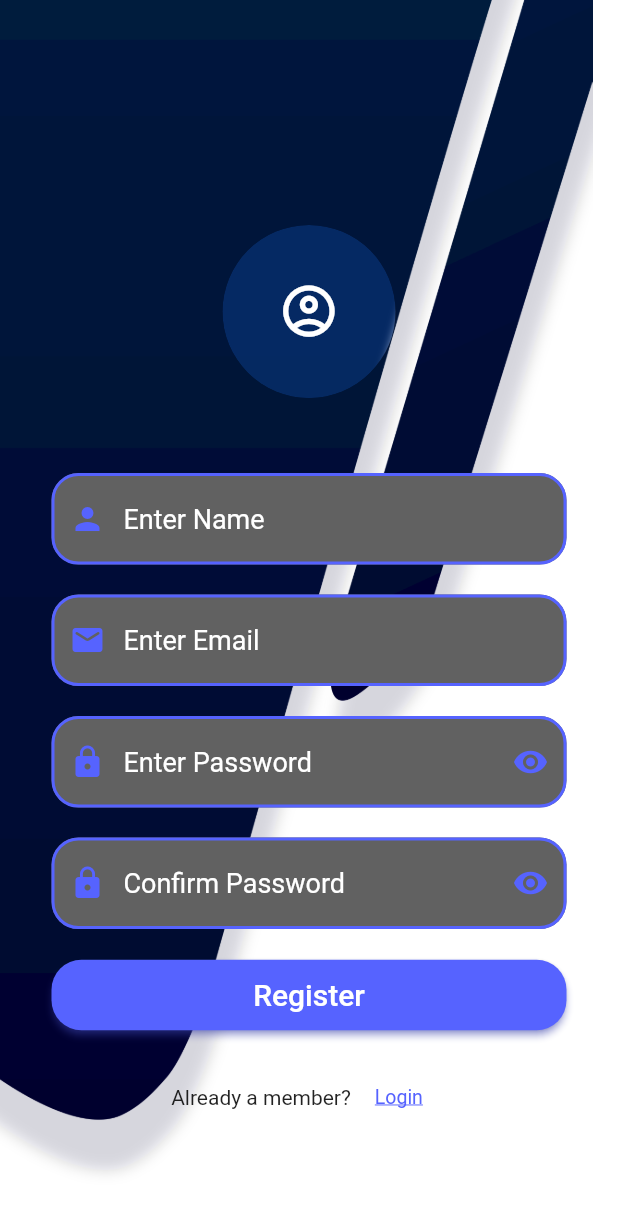
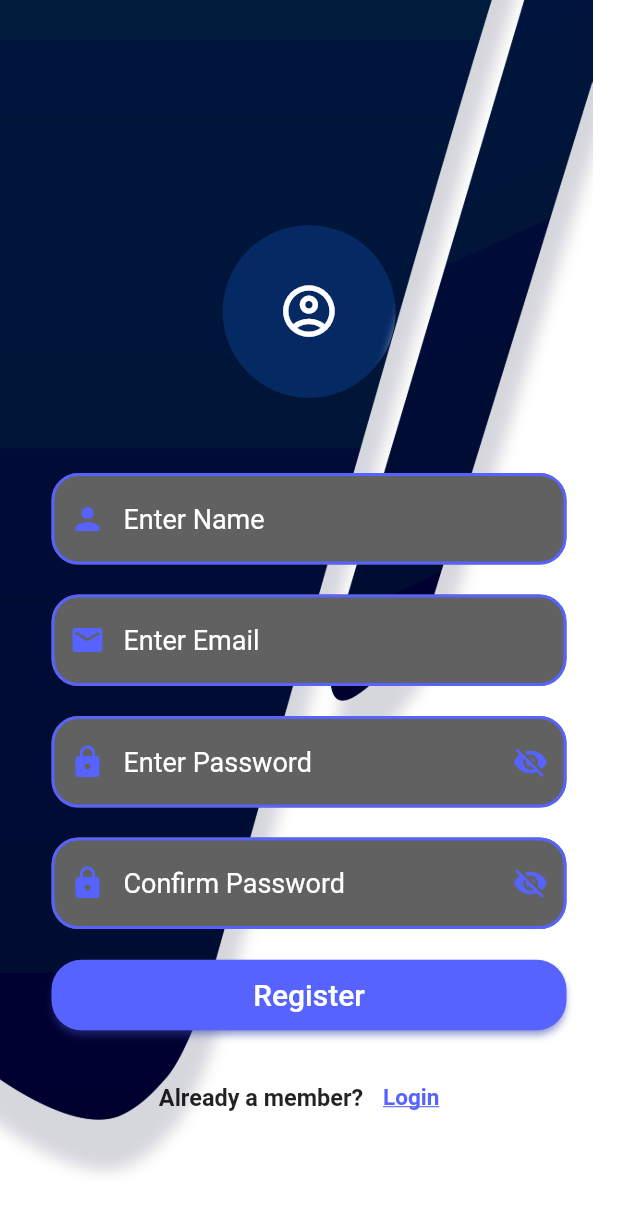
Before and after one commit to Guvi-CodeCamp-SRM/The-Vault-App, a Flutter app: the screen it shows after launch, after a tap on "Enter", after a tap on "Register", on a phone screen of 412 x 824 dp. Shown: the top 1213 px of the screen. Run offline on Flutter 3.47's test engine with Material 2 defaults, Android fonts, the phone set to English and light mode, and no system bars; our stand-ins replace dio, email_validator, file_picker, flutter_spinkit, fluttertoast, modal_progress_hud; missing offline and left inert: fab_circular_menu, flutter_pdfview; network calls fail.

Commit message:
responsive

```diff
--- a/lib/main.dart
+++ b/lib/main.dart
@@ -1,10 +1,11 @@
 import 'package:flutter/material.dart';
 import 'package:flutter/services.dart';
-import 'package:google_fonts/google_fonts.dart';
+//import 'package:google_fonts/google_fonts.dart';
 import 'package:storage_cloud/utilities/constants.dart';
 import 'screens/create-new-account.dart';
 import 'screens/loginScreen.dart';
 import 'utilities/forgot-password.dart';
+import 'widgets/size_config.dart';
 
 void main() {
   WidgetsFlutterBinding.ensureInitialized();
@@ -15,6 +16,11 @@ void main() {
 class MyApp extends StatelessWidget {
   @override
   Widget build(BuildContext context) {
+    return LayoutBuilder(
+      builder: (context, constraints) {
+        return OrientationBuilder(
+          builder: (context, orientation) {
+            SizeConfig().init(constraints);
             return MaterialApp(
               title: 'STORAGE',
               theme: ThemeData(
@@ -34,4 +40,8 @@ class MyApp extends StatelessWidget {
               debugShowCheckedModeBanner: false,
             );
           }
+        );
       }
+    );
+  }
+}
--- a/lib/models/user.dart
+++ b/lib/models/user.dart
@@ -1,4 +1,4 @@
-import 'dart:developer';
+//import 'dart:developer';
 
 import 'package:storage_cloud/services/networking.dart';
 
--- a/lib/screens/create-new-account.dart
+++ b/lib/screens/create-new-account.dart
@@ -6,6 +6,7 @@ import 'package:storage_cloud/models/user.dart';
 import 'package:storage_cloud/utilities/background.dart';
 import 'package:storage_cloud/utilities/constants.dart';
 import 'package:storage_cloud/widgets/inputTile.dart';
+import 'package:storage_cloud/widgets/size_config.dart';
 
 class CreateNewAccount extends StatefulWidget {
   @override
@@ -155,8 +156,8 @@ class _CreateNewAccountState extends State<CreateNewAccount> {
                             tileIcon: IconButton(
                                 icon: Icon(
                                     _isObscure
-                                        ? Icons.visibility
-                                        : Icons.visibility_off,
+                                        ? Icons.visibility_off
+                                        : Icons.visibility,
                                     color: kPrimaryColor),
                                 onPressed: () {
                                   setState(() {
@@ -185,8 +186,8 @@ class _CreateNewAccountState extends State<CreateNewAccount> {
                             tileIcon: IconButton(
                                 icon: Icon(
                                     _isObscureTwo
-                                        ? Icons.visibility
-                                        : Icons.visibility_off,
+                                        ? Icons.visibility_off
+                                        : Icons.visibility,
                                     color: kPrimaryColor),
                                 onPressed: () {
                                   setState(() {
@@ -275,17 +276,22 @@ class _CreateNewAccountState extends State<CreateNewAccount> {
                   Row(
                     mainAxisAlignment: MainAxisAlignment.center,
                     children: [
-                      Text('Already a member?'),
+                      Text('Already a member?',
+                          style: TextStyle(
+                              fontSize: 1.9 * SizeConfig.textMultiplier,
+                              fontWeight: FontWeight.w700)),
                       TextButton(
                         style: TextButton.styleFrom(
-                          textStyle: const TextStyle(fontSize: 13),
+                          textStyle: const TextStyle(
+                              fontSize: 15, fontWeight: FontWeight.w700),
                         ),
                         onPressed: () {
                           Navigator.of(context)
                               .popUntil(ModalRoute.withName("/"));
                         },
-                        child: const Text('Login',
+                        child: Text('Login',
                             style: TextStyle(
+                                fontWeight: FontWeight.w700,
                                 decoration: TextDecoration.underline,
                                 color: kPrimaryColor)),
                       ),
--- a/lib/screens/image.dart
+++ b/lib/screens/image.dart
@@ -4,10 +4,11 @@ import 'dart:io';
 // import 'package:image/image.dart' as Im;
 import 'package:flutter/material.dart';
 import 'package:flutter_pdfview/flutter_pdfview.dart';
-import 'package:pdf/pdf.dart';
+//import 'package:pdf/pdf.dart';
 // import 'dart:io';
 import 'package:pdf/widgets.dart' as pw;
 
+// ignore: must_be_immutable
 class PageI extends StatefulWidget {
   var bytes;
   String name;
--- a/lib/screens/loginScreen.dart
+++ b/lib/screens/loginScreen.dart
@@ -10,6 +10,7 @@ import 'package:storage_cloud/utilities/constants.dart';
 import 'package:storage_cloud/widgets/inputTile.dart';
 import 'package:fluttertoast/fluttertoast.dart';
 import 'package:email_validator/email_validator.dart';
+import 'package:storage_cloud/widgets/size_config.dart';
 
 class LoginScreen extends StatefulWidget {
   @override
@@ -38,7 +39,7 @@ class _LoginScreenState extends State<LoginScreen> {
           timeInSecForIosWeb: 5,
           backgroundColor: kContentColorDarkThemeColor,
           textColor: kWhite,
-          fontSize: 16.0);
+          fontSize: 1.9 * SizeConfig.textMultiplier);
       return false;
     }
   }
@@ -78,7 +79,7 @@ class _LoginScreenState extends State<LoginScreen> {
                           text: 'STORA',
                           style: TextStyle(
                               color: Colors.white,
-                              fontSize: 60,
+                              fontSize: 9 * SizeConfig.textMultiplier,
                               fontFamily: 'Satisfy',
                               fontWeight: FontWeight.w400),
                           children: [
@@ -86,20 +87,21 @@ class _LoginScreenState extends State<LoginScreen> {
                               text: "G",
                               style: TextStyle(
                                 color: Colors.white,
-                                fontSize: 60,
+                                fontSize: 9 * SizeConfig.textMultiplier,
                               ),
                             ),
                             TextSpan(
                               text: "E",
                               style: TextStyle(
                                 color: Colors.white,
-                                fontSize: 60,
+                                fontSize: 9 * SizeConfig.textMultiplier,
                               ),
                             ),
                           ]),
                     ),
                   ),
                 ),
+                SizedBox(height: 5),
                 Form(
                   key: formkey,
                   child: Padding(
@@ -108,7 +110,7 @@ class _LoginScreenState extends State<LoginScreen> {
                       mainAxisAlignment: MainAxisAlignment.start,
                       children: [
                         InputTile(
-                          startIcon: Icon(Icons.email, color: kPrimaryColor),
+                          startIcon: Icon(Icons.email, color: kPrimaryColor,size: 6 * SizeConfig.imageSizeMultiplier),
                           keyboard: TextInputType.emailAddress,
                           setValidator: (value) {
                             if (value.isEmpty) {
@@ -128,7 +130,7 @@ class _LoginScreenState extends State<LoginScreen> {
                         ),
                         SizedBox(height: 20.0),
                         InputTile(
-                          startIcon: Icon(Icons.lock, color: kPrimaryColor),
+                          startIcon: Icon(Icons.lock, color: kPrimaryColor,size: 6 * SizeConfig.imageSizeMultiplier),
                           inputType: "Enter Password",
                           callBack: (value) {
                             password = value;
@@ -151,7 +153,7 @@ class _LoginScreenState extends State<LoginScreen> {
                                   _isObscure
                                       ? Icons.visibility_off
                                       : Icons.visibility,
-                                  color: kPrimaryColor),
+                                  color: kPrimaryColor,size:6 * SizeConfig.imageSizeMultiplier,),
                               onPressed: () {
                                 setState(() {
                                   _isObscure = !_isObscure;
@@ -160,7 +162,8 @@ class _LoginScreenState extends State<LoginScreen> {
                         ),
                         TextButton(
                           style: TextButton.styleFrom(
-                            textStyle: const TextStyle(fontSize: 13),
+                            textStyle: TextStyle(
+                                fontSize: 1.9 * SizeConfig.textMultiplier),
                           ),
                           onPressed: () {
                             showModalBottomSheet<void>(
@@ -256,7 +259,9 @@ class _LoginScreenState extends State<LoginScreen> {
                                         backgroundColor:
                                             kContentColorDarkThemeColor,
                                         textColor: kWhite,
-                                          fontSize: 16.0);
+                                        fontSize:
+                                            2.2 * SizeConfig.textMultiplier,
+                                      );
                                     }
                                   }
                                 },
@@ -264,7 +269,7 @@ class _LoginScreenState extends State<LoginScreen> {
                             ),
                           ],
                         ),
-                        SizedBox(height: 20),
+                        SizedBox(height: 2),
                       ],
                     ),
                   ),
@@ -274,13 +279,15 @@ class _LoginScreenState extends State<LoginScreen> {
                   children: [
                     Text(
                       'Not a member?',
-                      style:
-                          TextStyle(fontSize: 16, fontWeight: FontWeight.w800),
+                      style: TextStyle(
+                          fontSize: 1.9 * SizeConfig.textMultiplier,
+                          fontWeight: FontWeight.w700),
                     ),
                     TextButton(
                       style: TextButton.styleFrom(
-                        textStyle: const TextStyle(
-                            fontSize: 13, fontWeight: FontWeight.w500),
+                        textStyle: TextStyle(
+                            fontSize: 1.9 * SizeConfig.textMultiplier,
+                            fontWeight: FontWeight.w700),
                       ),
                       onPressed: () {
                         Navigator.pushNamed(context, '/CreateNewAccount');
--- a/lib/widgets/Search.dart
+++ b/lib/widgets/Search.dart
@@ -38,7 +38,7 @@ class _HomeState extends State<Home> {
         )),
         actions: <Widget>[
           IconButton(
-            icon: Icon(Icons.search, color: Colors.black),
+            icon: Icon(Icons.search),
             onPressed: () {
               setState(() {
                 _searching = !_searching;
--- /dev/null
+++ b/lib/widgets/size_config.dart
@@ -0,0 +1,28 @@
+import 'package:flutter/material.dart';
+
+class SizeConfig {
+  static double _screenWidth;
+  static double _screenHeight;
+  static double _blockWidth = 0;
+  static double _blockHeight = 0;
+
+  static double textMultiplier;
+  static double imageSizeMultiplier;
+  static double heightMultiplier;
+  static double widthMultiplier;
+
+  void init(BoxConstraints constraints) {
+    _screenWidth = constraints.maxWidth;
+    _screenHeight = constraints.maxHeight;
+
+    _blockWidth = _screenWidth / 100;
+    _blockHeight = _screenHeight / 100;
+
+    textMultiplier = _blockHeight;
+    imageSizeMultiplier = _blockWidth;
+    heightMultiplier = _blockHeight;
+    widthMultiplier = _blockWidth;
+
+    print(_screenWidth);
+  }
+}
```
Also changed, not shown: lib/screens/homeScreen.dart (+29 -20 lines), lib/screens/profile.dart (+5 -4 lines), lib/screens/profileUpdate.dart (+5 -3 lines), lib/services/preview.dart (+6 -6 lines), lib/utilities/drawer.dart (+4 -3 lines), lib/widgets/Grid.dart (+9 -2 lines). Lines whose indentation alone changed are shown as unchanged.
